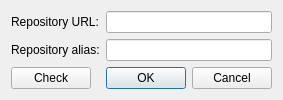
Old version of the form src/ObsLightGui/ui/obsRepoConfig.ui in the repository ronan22/obs-light.
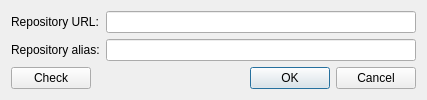
New version of the form.

Commit message: - removed RepoConfigManager.py unused code, and modified to use only   ProgressRunnable2 (no more ProgressRunnable) - connected 'check' button

The edit to the form file:
```diff
--- a/src/ObsLightGui/ui/obsRepoConfig.ui
+++ b/src/ObsLightGui/ui/obsRepoConfig.ui
@@ -6,8 +6,8 @@
    <rect>
     <x>0</x>
     <y>0</y>
-    <width>272</width>
-    <height>89</height>
+    <width>427</width>
+    <height>100</height>
    </rect>
   </property>
   <property name="windowTitle">
```
Left out of the diff: 10 changed lines with no effect on the pictures. The commit also changes 1 other file.
